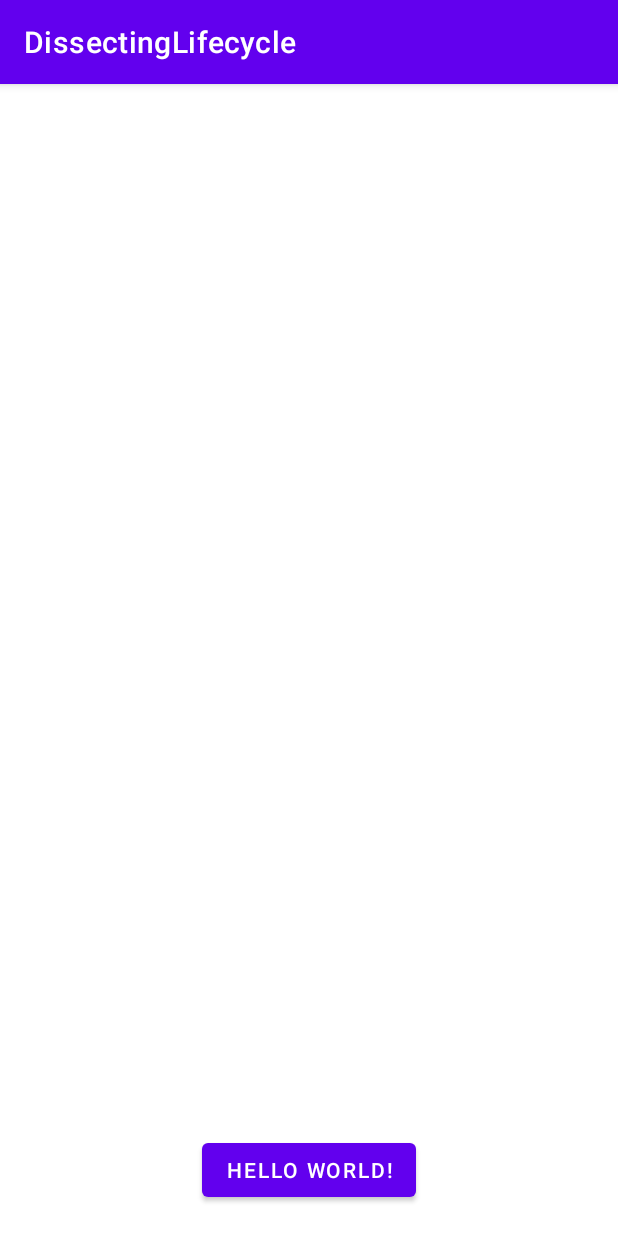
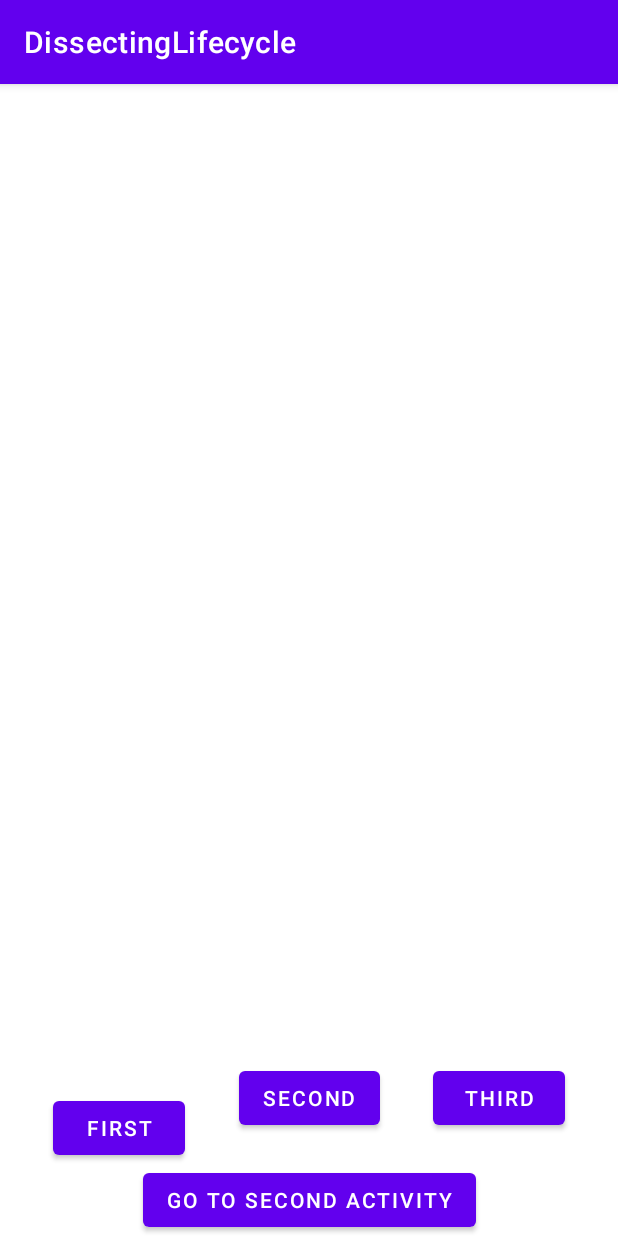
Before and after one commit to mahmood199/Dissecting-LifeCycle-In-Android, an Android app: the screen it shows after launch (FirstActivity), on a phone screen of 412 x 824 dp. Run offline under Robolectric (Android 15) with nearby library versions, the phone set to English and light mode, and no system bars.

```diff
--- a/app/src/main/java/com/example/dissectinglifecycle/Fragment3.kt
+++ b/app/src/main/java/com/example/dissectinglifecycle/Fragment3.kt
@@ -27,7 +27,7 @@ class Fragment3 : Fragment() {
 
     override fun onCreate(savedInstanceState: Bundle?) {
         super.onCreate(savedInstanceState)
-        Log.d(Fragment2.TAG, "onCreate")
+        Log.d(TAG, "onCreate")
     }
 
     override fun onCreateView(
--- a/app/src/main/res/layout/activity_first.xml
+++ b/app/src/main/res/layout/activity_first.xml
@@ -12,15 +12,46 @@
         android:layout_width="match_parent"
         android:layout_height="0dp"
         android:layout_marginBottom="20dp"
-        app:layout_constraintBottom_toTopOf="@+id/btn_go_to_second_activity"
+        app:layout_constraintBottom_toTopOf="@+id/btn_1"
         app:layout_constraintTop_toTopOf="parent" />
 
     <Button
-        android:id="@+id/btn_go_to_second_activity"
+        android:id="@+id/btn_1"
+        android:layout_width="wrap_content"
+        android:layout_height="wrap_content"
+        android:text="First"
+        app:layout_constraintBottom_toTopOf="@+id/btn_4"
+        app:layout_constraintEnd_toStartOf="@+id/btn_2"
+        app:layout_constraintHorizontal_bias="0.5"
+        app:layout_constraintStart_toStartOf="parent" />
+
+    <Button
+        android:id="@+id/btn_2"
         android:layout_width="wrap_content"
         android:layout_height="wrap_content"
         android:layout_marginBottom="20dp"
-        android:text="Hello World!"
+        android:text="Second"
+        app:layout_constraintBottom_toTopOf="@+id/btn_4"
+        app:layout_constraintEnd_toEndOf="parent"
+        app:layout_constraintEnd_toStartOf="@+id/btn_3"
+        app:layout_constraintHorizontal_bias="0.5"
+        app:layout_constraintStart_toEndOf="@+id/btn_1" />
+
+    <Button
+        android:id="@+id/btn_3"
+        android:layout_width="wrap_content"
+        android:layout_height="wrap_content"
+        android:text="Third"
+        app:layout_constraintBottom_toBottomOf="@+id/btn_2"
+        app:layout_constraintEnd_toEndOf="parent"
+        app:layout_constraintHorizontal_bias="0.5"
+        app:layout_constraintStart_toEndOf="@+id/btn_2" />
+
+    <Button
+        android:id="@+id/btn_4"
+        android:layout_width="wrap_content"
+        android:layout_height="wrap_content"
+        android:text="Go to second activity"
         app:layout_constraintBottom_toBottomOf="parent"
         app:layout_constraintEnd_toEndOf="parent"
         app:layout_constraintStart_toStartOf="parent" />
--- a/app/src/main/res/layout/fragment_3.xml
+++ b/app/src/main/res/layout/fragment_3.xml
@@ -10,7 +10,7 @@
     <TextView
         android:layout_width="match_parent"
         android:layout_height="wrap_content"
-        android:text="Fragment 2"
+        android:text="Fragment 3"
         android:textAlignment="center"
         android:textColor="@color/black"
         android:textSize="32sp"
```
Also changed, not shown: app/src/main/java/com/example/dissectinglifecycle/FirstActivity.kt (+63 -1 lines).
